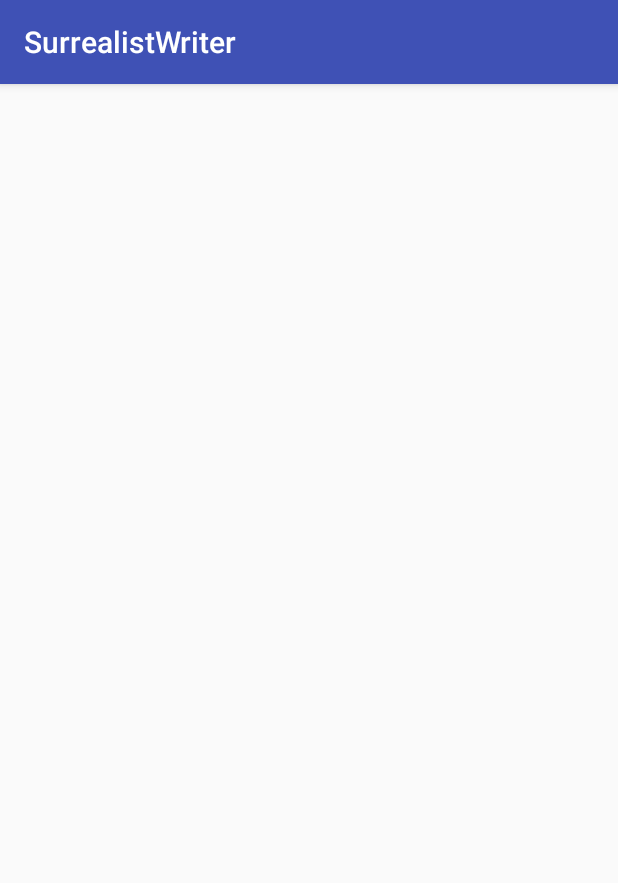
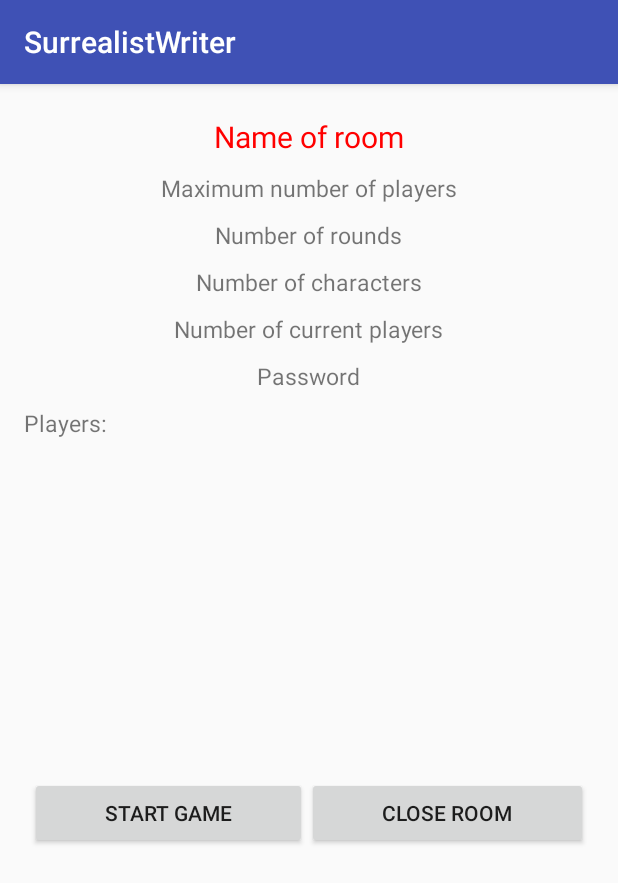
Before and after one commit to Openroads/SurrealistWriter, an Android app: the CurrentRoom screen opened directly, with no data from a screen before it, on a phone screen of 412 x 824 dp. Shown: the top 883 px of the screen. Run offline under Robolectric (Android 15) with nearby library versions, the phone set to English and light mode, and no system bars.

Commit message:
Create Room and start Current room

```diff
--- a/app/src/main/java/pmd/ubi/pt/surrealistwriter/OnlineModMenuactivity.java
+++ b/app/src/main/java/pmd/ubi/pt/surrealistwriter/OnlineModMenuactivity.java
@@ -26,6 +26,11 @@ public class OnlineModMenuactivity extends AppCompatActivity
 
     }
 
+    public void offlineMode(View view)
+    {
+
+    }
+
     public void rankingOnClick(View view)
     {
         Intent intent = new Intent(this,Ranking.class);
@@ -34,6 +39,7 @@ public class OnlineModMenuactivity extends AppCompatActivity
 
     public void onlineModeOC(View view) {
         Intent intent = new Intent(this,OnlineMode.class);
+        intent.putExtra("user", user);
         startActivity(intent);
     }
 
--- a/app/src/main/res/layout/activity_current_room.xml
+++ b/app/src/main/res/layout/activity_current_room.xml
@@ -10,4 +10,122 @@
     android:paddingTop="@dimen/activity_vertical_margin"
     tools:context="pmd.ubi.pt.surrealistwriter.CurrentRoom">
 
+    <TextView
+        android:layout_width="wrap_content"
+        android:layout_height="wrap_content"
+        android:textSize="20dp"
+        android:textColor="#ff0000"
+        android:layout_alignParentTop="true"
+        android:layout_centerHorizontal="true"
+        android:layout_marginTop="5dp"
+        android:text="Name of room"
+        android:id="@+id/roomNameTextView"/>
+
+    <TextView
+        android:layout_width="wrap_content"
+        android:layout_height="wrap_content"
+        android:textSize="15dp"
+        android:layout_centerHorizontal="true"
+        android:layout_marginTop="10dp"
+        android:layout_below="@+id/roomNameTextView"
+        android:id="@+id/maxNumPlayersTextView"
+        android:text="Maximum number of players"/>
+    <TextView
+        android:layout_width="wrap_content"
+        android:layout_height="wrap_content"
+        android:textSize="15dp"
+        android:layout_centerHorizontal="true"
+        android:layout_marginTop="10dp"
+        android:layout_below="@+id/maxNumPlayersTextView"
+        android:id="@+id/numOfRoundsTextView"
+        android:text="Number of rounds"/>
+
+    <TextView
+        android:layout_width="wrap_content"
+        android:layout_height="wrap_content"
+        android:textSize="15dp"
+        android:layout_centerHorizontal="true"
+        android:layout_marginTop="10dp"
+        android:layout_below="@+id/numOfRoundsTextView"
+        android:id="@+id/numOfCharactersTextView"
+        android:text="Number of characters"/>
+
+    <TextView
+    android:layout_width="wrap_content"
+    android:layout_height="wrap_content"
+    android:textSize="15dp"
+    android:layout_centerHorizontal="true"
+    android:layout_marginTop="10dp"
+    android:layout_below="@+id/numOfCharactersTextView"
+    android:id="@+id/numOfCurrentPlayersTextView"
+    android:text="Number of current players"/>
+
+    <TextView
+        android:layout_width="wrap_content"
+        android:layout_height="wrap_content"
+        android:textSize="15dp"
+        android:layout_centerHorizontal="true"
+        android:layout_marginTop="10dp"
+        android:layout_below="@+id/numOfCurrentPlayersTextView"
+        android:id="@+id/passwordTextView"
+        android:text="Password"/>
+
+    <TextView
+    android:layout_width="wrap_content"
+    android:layout_height="wrap_content"
+    android:textSize="15dp"
+    android:layout_centerHorizontal="false"
+    android:layout_marginTop="10dp"
+    android:layout_below="@+id/passwordTextView"
+    android:id="@+id/usersTextView"
+    android:text="Players:"/>
+
+
+
+    <ListView
+        android:layout_width="match_parent"
+        android:layout_height="200dp"
+        android:layout_centerHorizontal="true"
+        android:layout_marginTop="10dp"
+        android:layout_below="@+id/usersTextView"
+        android:id="@+id/currentPlayersListView"
+        >
+
+    </ListView>
+
+    <LinearLayout
+        android:orientation="horizontal"
+        android:paddingLeft="4.0dip"
+        android:paddingTop="5.0dip"
+        android:paddingRight="4.0dip"
+        android:paddingBottom="1.0dip"
+        android:layout_width="fill_parent"
+        android:layout_height="wrap_content"
+        android:layout_below="@+id/currentPlayersListView">
+
+
+
+        <Button
+            android:layout_width="wrap_content"
+            android:layout_height="wrap_content"
+            android:layout_marginTop="10dp"
+            android:id="@+id/startGameButton"
+            android:layout_weight="1.0"
+            android:text="Start Game"/>
+
+        <Button
+            android:layout_width="wrap_content"
+            android:layout_height="wrap_content"
+            android:layout_marginTop="10dp"
+            android:layout_weight="1.0"
+            android:layout_toRightOf="@+id/startGameButton"
+            android:id="@+id/closeRoomButton"
+            android:text="Close Room"/>
+
+
+    </LinearLayout>
+
+
+
+
 </RelativeLayout>
```
Also changed, not shown: app/src/main/java/pmd/ubi/pt/objects/CurrentRoomobject.java (added, +83 -0 lines), app/src/main/java/pmd/ubi/pt/surrealistwriter/CreateRoom.java (+63 -9 lines), app/src/main/java/pmd/ubi/pt/surrealistwriter/OnlineMode.java (+10 -1 lines), app/src/main/res/layout/activity_create_room.xml (+27 -13 lines).
